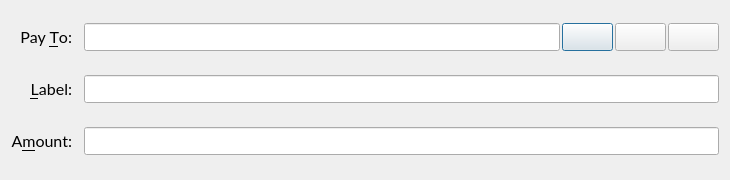
Qt form src/qt/forms/sendbitcoinsentry.ui (VeriConomy/vericoin) before a commit.
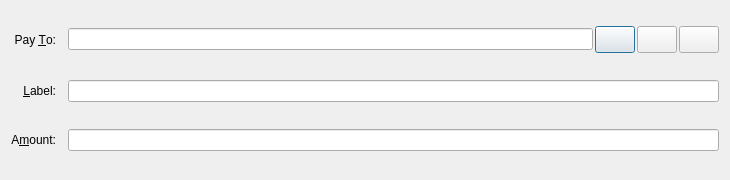
The same form after that commit. Icons and pictures are not drawn. Custom widgets are drawn as their Qt base class.

Commit message: more on mac fonts

The edit to the form file:
```diff
--- a/src/qt/forms/sendbitcoinsentry.ui
+++ b/src/qt/forms/sendbitcoinsentry.ui
@@ -10,12 +10,6 @@
     <height>180</height>
    </rect>
   </property>
-  <property name="font">
-   <font>
-    <family>Lato</family>
-    <pointsize>12</pointsize>
-   </font>
-  </property>
   <property name="windowTitle">
    <string>Form</string>
   </property>
@@ -147,11 +141,6 @@
    </item>
    <item row="4" column="0">
     <widget class="QLabel" name="label_4">
-     <property name="font">
-      <font>
-       <family>Lato</family>
-      </font>
-     </property>
      <property name="text">
       <string>&amp;Label:</string>
      </property>
@@ -182,11 +171,6 @@
    </item>
    <item row="3" column="0">
     <widget class="QLabel" name="label_2">
-     <property name="font">
-      <font>
-       <family>Lato</family>
-      </font>
-     </property>
      <property name="text">
       <string>Pay &amp;To:</string>
      </property>
@@ -207,11 +191,6 @@
    </item>
    <item row="5" column="0">
     <widget class="QLabel" name="label">
-     <property name="font">
-      <font>
-       <family>Lato</family>
-      </font>
-     </property>
      <property name="text">
       <string>A&amp;mount:</string>
      </property>
```
The commit also changes 32 other files.
